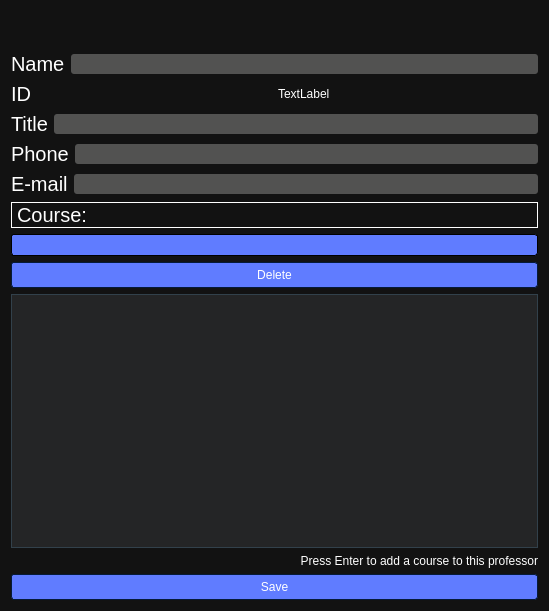
Qt form CodeBrains project/ProfessorEditPage.ui (omarnasser0/CodeBrains---Last) before a commit.
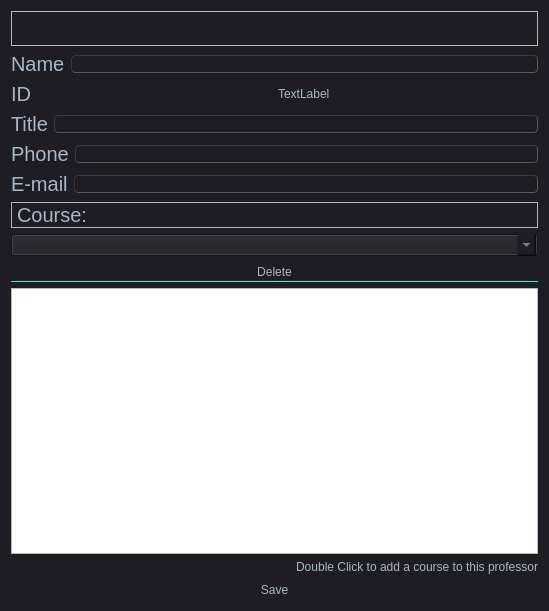
The same form after that commit. Icons and pictures are not drawn.

```diff
--- a/CodeBrains project/ProfessorEditPage.ui
+++ b/CodeBrains project/ProfessorEditPage.ui
@@ -14,1171 +14,395 @@
    <string>Dialog</string>
   </property>
   <property name="styleSheet">
-   <string notr="true">/*-----QWidget-----*/
-QWidget
-{
-	background-color: #121212;
-	color: #ffffff;
-	border-color: #051a39;
-
+   <string notr="true">/*
+Material Dark Style Sheet for QT Applications
+Author: Jaime A. Quiroga P.
+Inspired on https://github.com/jxfwinter/qt-material-stylesheet
+Company: GTRONICK
+Last updated: 04/12/2018, 15:00.
+Available at: https://github.com/GTRONICK/QSS/blob/master/MaterialDark.qss
+*/
+QMainWindow {
+	background-color:#1e1d23;
 }
-
-
-/*-----QLabel-----*/
-QLabel
-{
-	background-color: transparent;
-	color: #ffffff;
-
+QDialog {
+	background-color:#1e1d23;
 }
-
-
-QLabel::disabled
-{
-	background-color: transparent;
-	color: #656565;
-
+QColorDialog {
+	background-color:#1e1d23;
 }
-
-
-/*-----QMenuBar-----*/
-QMenuBar
-{
-	background-color: #0a0a0a;
-	color: #ffffff;
-	border-color: #051a39;
-
+QTextEdit {
+	background-color:#1e1d23;
+	color: #a9b7c6;
 }
-
-
-QMenuBar::disabled
-{
-	background-color: #404040;
-	color: #656565;
-	border-color: #051a39;
-
-}
-
-
-QMenuBar::item
-{
-    background-color: transparent;
-
-}
-
-
-QMenuBar::item:selected
-{
-    background-color: #607cff;
-    border: 1px solid #41cd52;
-
-}
-
-
-QMenuBar::item:pressed
-{
-    background-color: #4969ff;
-    border: 1px solid #000;
-    margin-bottom: -1px;
-    padding-bottom: 1px;
-
-}
-
-
-/*-----QMenu-----*/
-QMenu
-{
-    background-color: #121212;
-    border: 1px solid;
-    color: #ffffff;
-
-}
-
-
-QMenu::separator
-{
-    height: 1px;
-    background-color: #6d8eff;
-    color: #ffffff;
-    padding-left: 4px;
-    margin-left: 10px;
-    margin-right: 5px;
-
-}
-
-
-QMenu::item
-{
-    min-width : 150px;
-    padding: 3px 20px 3px 20px;
-
-}
-
-
-QMenu::item:selected
-{
-    background-color: #4969ff;
-    color: #ffffff;
-
-}
-
-
-QMenu::item:disabled
-{
-    color: #262626;
-}
-
-
-/*-----QToolTip-----*/
-QToolTip
-{
-	border : 1px solid #000000;
-	background-color: #26264f;
-	color: #ffffff;
-	border-color: #051a39;
-
-}
-
-
-/*-----QPushButton-----*/
-QPushButton
-{
-	background-color: #607cff;
-	color: #ffffff;
+QPlainTextEdit {
+	selection-background-color:#007b50;
+	background-color:#1e1d23;
 	border-style: solid;
+	border-top-color: transparent;
+	border-right-color: transparent;
+	border-left-color: transparent;
+	border-bottom-color: transparent;
 	border-width: 1px;
-	border-radius: 3px;
-	border-color: #051a39;
-	padding: 5px;
-
+	color: #a9b7c6;
 }
-
-
-QPushButton::disabled
-{
-	background-color: #404040;
-	color: #656565;
-	border-color: #051a39;
-
-}
-
-
-QPushButton::hover
-{
-	background-color: #8399ff;
-	color: #ffffff;
+QPushButton{
 	border-style: solid;
+	border-top-color: transparent;
+	border-right-color: transparent;
+	border-left-color: transparent;
+	border-bottom-color: transparent;
 	border-width: 1px;
-	border-radius: 3px;
-	border-color: #051a39;
-	padding: 5px;
-
-}
-
-
-QPushButton::pressed
-{
-	background-color: #4969ff;
-	color: #ffffff;
 	border-style: solid;
-	border-width: 1px;
-	border-radius: 3px;
-	border-color: #051a39;
-	padding: 5px;
-
+	color: #a9b7c6;
+	padding: 2px;
+	background-color: #1e1d23;
 }
-
-
-/*-----QToolButton-----*/
-QToolButton
-{
-	background-color: #607cff;
-	color: #ffffff;
+QPushButton::default{
+	border-style: inset;
+	border-top-color: transparent;
+	border-right-color: transparent;
+	border-left-color: transparent;
+	border-bottom-color: #04b97f;
 	border-width: 1px;
-	border-radius: 3px;
-	border-color: #051a39;
-	padding: 3px;
-
+	color: #a9b7c6;
+	padding: 2px;
+	background-color: #1e1d23;
 }
-
-
-QToolButton::disabled
-{
-	background-color: #404040;
-	color: #656565;
-	border-color: #051a39;
-
+QToolButton {
+	border-style: solid;
+	border-top-color: transparent;
+	border-right-color: transparent;
+	border-left-color: transparent;
+	border-bottom-color: #04b97f;
+	border-bottom-width: 1px;
+	border-style: solid;
+	color: #a9b7c6;
+	padding: 2px;
+	background-color: #1e1d23;
 }
-
-
-QToolButton::hover
-{
-	background-color: #8399ff;
-	color: #ffffff;
-	border-width: 1px;
-	border-radius: 3px;
-	border-color: #051a39;
-	padding: 3px;
-
+QToolButton:hover{
+	border-style: solid;
+	border-top-color: transparent;
+	border-right-color: transparent;
+	border-left-color: transparent;
+	border-bottom-color: #37efba;
+	border-bottom-width: 2px;
+	border-style: solid;
+	color: #FFFFFF;
+	padding-bottom: 1px;
+	background-color: #1e1d23;
 }
-
-
-QToolButton::pressed
-{
-	background-color: #4969ff;
-	color: #ffffff;
-	border-width: 1px;
-	border-radius: 3px;
-	border-color: #051a39;
-	padding: 3px;
-
+QPushButton:hover{
+	border-style: solid;
+	border-top-color: transparent;
+	border-right-color: transparent;
+	border-left-color: transparent;
+	border-bottom-color: #37efba;
+	border-bottom-width: 1px;
+	border-style: solid;
+	color: #FFFFFF;
+	padding-bottom: 2px;
+	background-color: #1e1d23;
 }
-
-
-/*-----QComboBox-----*/
-QComboBox
-{
-    background-color: #607cff;
-    border: 1px solid;
-    border-radius: 3px;
-    padding-left: 6px;
-    color: #ffffff;
-    height: 20px;
-
+QPushButton:pressed{
+	border-style: solid;
+	border-top-color: transparent;
+	border-right-color: transparent;
+	border-left-color: transparent;
+	border-bottom-color: #37efba;
+	border-bottom-width: 2px;
+	border-style: solid;
+	color: #37efba;
+	padding-bottom: 1px;
+	background-color: #1e1d23;
 }
-
-
-QComboBox::disabled
-{
-	background-color: #404040;
-	color: #656565;
-	border-color: #051a39;
-
+QPushButton:disabled{
+	border-style: solid;
+	border-top-color: transparent;
+	border-right-color: transparent;
+	border-left-color: transparent;
+	border-bottom-color: #808086;
+	border-bottom-width: 2px;
+	border-style: solid;
+	color: #808086;
+	padding-bottom: 1px;
+	background-color: #1e1d23;
 }
-
-
-QComboBox:hover
-{
-    background-color: #8399ff;
-
+QLineEdit {
+	border-width: 1px; border-radius: 4px;
+	border-color: rgb(58, 58, 58);
+	border-style: inset;
+	padding: 0 8px;
+	color: #a9b7c6;
+	background:#1e1d23;
+	selection-background-color:#007b50;
+	selection-color: #FFFFFF;
 }
-
-
-QComboBox:on
-{
-    background-color: #4969ff;
-
+QLabel {
+	color: #a9b7c6;
 }
-
-
-QComboBox QAbstractItemView
-{
-    background-color: #383838;
-    color: #ffffff;
-    border: 1px solid black;
-    selection-background-color: #4969ff;
-    selection-color: #ffffff;
-    outline: 0;
-
+QLCDNumber {
+	color: #37e6b4;
 }
-
-
-QComboBox::drop-down
-{
-    subcontrol-origin: padding;
-    subcontrol-position: top right;
-    width: 15px;
-    border-left-width: 0px;
-    border-left-color: darkgray;
-    border-left-style: solid; 
-    border-top-right-radius: 3px; 
-    border-bottom-right-radius: 3px;
-
+QProgressBar {
+	text-align: center;
+	color: rgb(240, 240, 240);
+	border-width: 1px; 
+	border-radius: 10px;
+	border-color: rgb(58, 58, 58);
+	border-style: inset;
+	background-color:#1e1d23;
 }
-
-
-QComboBox::down-arrow
-{
-    image: url(://arrow-down.png);
-    width: 8px;
-    height: 8px;
+QProgressBar::chunk {
+	background-color: #04b97f;
+	border-radius: 5px;
 }
-
-
-/*-----QSpinBox &amp; QDoubleSpinBox &amp; QDateTimeEdit-----*/
-QSpinBox, 
-QDoubleSpinBox,
-QDateTimeEdit
-{
-	background-color: #525251;
-	color: #ffffff;
-	border: 1px solid #051a39;
-	border-radius: 3px;
-	padding : 2px;
-
+QMenuBar {
+	background-color: #1e1d23;
 }
-
-
-QSpinBox::disabled, 
-QDoubleSpinBox::disabled,
-QDateTimeEdit::disabled
-{
-	background-color: #404040;
-	color: #656565;
-	border-color: #051a39;
-
+QMenuBar::item {
+	color: #a9b7c6;
+  	spacing: 3px;
+  	padding: 1px 4px;
+  	background: #1e1d23;
 }
 
-
-QSpinBox:hover, 
-QDoubleSpinBox::hover,
-QDateTimeEdit::hover
-{
-    background-color: #626262;
-    border: 1px solid #607cff;
-    color:  #fff;
-    padding: 2px
-
+QMenuBar::item:selected {
+  	background:#1e1d23;
+	color: #FFFFFF;
 }
-
-
-QSpinBox::up-button, QSpinBox::down-button,
-QDoubleSpinBox::up-button, QDoubleSpinBox::down-button,
-QDateTimeEdit::up-button, QDateTimeEdit::down-button
-{
-    background-color: #607cff;
-	border-radius: 2px;
-
+QMenu::item:selected {
+	border-style: solid;
+	border-top-color: transparent;
+	border-right-color: transparent;
+	border-left-color: #04b97f;
+	border-bottom-color: transparent;
+	border-left-width: 2px;
+	color: #FFFFFF;
+	padding-left:15px;
+	padding-top:4px;
+	padding-bottom:4px;
+	padding-right:7px;
+	background-color: #1e1d23;
 }
-
-
-QSpinBox::disabled, 
-QDoubleSpinBox::disabled,
-QDateTimeEdit::disabled
-{
-	background-color: #404040;
-	color: #656565;
-	border-color: #051a39;
-
+QMenu::item {
+	border-style: solid;
+	border-top-color: transparent;
+	border-right-color: transparent;
+	border-left-color: transparent;
+	border-bottom-color: transparent;
+	border-bottom-width: 1px;
+	border-style: solid;
+	color: #a9b7c6;
+	padding-left:17px;
+	padding-top:4px;
+	padding-bottom:4px;
+	padding-right:7px;
+	background-color: #1e1d23;
 }
-
-
-QSpinBox::up-button:hover, QSpinBox::down-button:hover,
-QDoubleSpinBox::up-button:hover, QDoubleSpinBox::down-button:hover,
-QDateTimeEdit::up-button:hover, QDateTimeEdit::down-button:hover
-{
-    background-color: #8399ff;
-    border: 1px solid #8399ff;
-
+QMenu{
+	background-color:#1e1d23;
 }
-
-
-QSpinBox::up-button:disabled, QSpinBox::down-button:disabled,
-QDoubleSpinBox::up-button:disabled, QDoubleSpinBox::down-button:disabled,
-QDateTimeEdit::up-button:disabled, QDateTimeEdit::down-button:disabled
-{
-	background-color: #404040;
-	color: #656565;
-	border-color: #051a39;
-
+QTabWidget {
+	color:rgb(0,0,0);
+	background-color:#1e1d23;
 }
-
-
-QSpinBox::up-button:pressed, QSpinBox::down-button:pressed,
-QDoubleSpinBox::up-button:pressed, QDoubleSpinBox::down-button::pressed,
-QDateTimeEdit::up-button:pressed, QDateTimeEdit::down-button::pressed
-{
-    background-color: #4969ff;
-    border: 1px solid #4969ff;
-
+QTabWidget::pane {
+		border-color: rgb(77,77,77);
+		background-color:#1e1d23;
+		border-style: solid;
+		border-width: 1px;
+    	border-radius: 6px;
 }
-
-
-QSpinBox::down-arrow,
-QDoubleSpinBox::down-arrow,
-QDateTimeEdit::down-arrow
-{
-    image: url(://arrow-down.png);
-    width: 7px;
-
+QTabBar::tab {
+	border-style: solid;
+	border-top-color: transparent;
+	border-right-color: transparent;
+	border-left-color: transparent;
+	border-bottom-color: transparent;
+	border-bottom-width: 1px;
+	border-style: solid;
+	color: #808086;
+	padding: 3px;
+	margin-left:3px;
+	background-color: #1e1d23;
 }
-
-
-QSpinBox::up-arrow,
-QDoubleSpinBox::up-arrow,
-QDateTimeEdit::up-arrow
-{
-    image: url(://arrow-up.png);
-    width: 7px;
-
+QTabBar::tab:selected, QTabBar::tab:last:selected, QTabBar::tab:hover {
+  	border-style: solid;
+	border-top-color: transparent;
+	border-right-color: transparent;
+	border-left-color: transparent;
+	border-bottom-color: #04b97f;
+	border-bottom-width: 2px;
+	border-style: solid;
+	color: #FFFFFF;
+	padding-left: 3px;
+	padding-bottom: 2px;
+	margin-left:3px;
+	background-color: #1e1d23;
 }
 
-
-/*-----QLineEdit-----*/
-QLineEdit
-{
-	background-color: #525251;
-	color: #ffffff;
-	border-width: 1px;
-	border-radius: 3px;
-	border-color: #051a39;
+QCheckBox {
+	color: #a9b7c6;
 	padding: 2px;
-
 }
-
-
-QLineEdit::disabled
-{
-	background-color: #404040;
-	color: #656565;
-	border-width: 1px;
-	border-radius: 3px;
-	border-color: #051a39;
+QCheckBox:disabled {
+	color: #808086;
 	padding: 2px;
-
 }
 
-
-/*-----QTextEdit-----*/
-QTextEdit
-{
-	background-color: #ffffff;
-	color: #010201;
-	border-color: #051a39;
-
+QCheckBox:hover {
+	border-radius:4px;
+	border-style:solid;
+	padding-left: 1px;
+	padding-right: 1px;
+	padding-bottom: 1px;
+	padding-top: 1px;
+	border-width:1px;
+	border-color: rgb(87, 97, 106);
+	background-color:#1e1d23;
 }
+QCheckBox::indicator:checked {
 
-
-QTextEdit::disabled
-{
-	background-color: #404040;
-	color: #656565;
-	border-color: #051a39;
-
+	height: 10px;
+	width: 10px;
+	border-style:solid;
+	border-width: 1px;
+	border-color: #04b97f;
+	color: #a9b7c6;
+	background-color: #04b97f;
 }
+QCheckBox::indicator:unchecked {
 
-
-/*-----QGroupBox-----*/
-QGroupBox 
-{
-    border: 1px solid;
-    border-color: #607cff;
-    margin-top: 22px;
-
+	height: 10px;
+	width: 10px;
+	border-style:solid;
+	border-width: 1px;
+	border-color: #04b97f;
+	color: #a9b7c6;
+	background-color: transparent;
 }
-
-
-QGroupBox::title  
-{
-    background-color: #607cff;
-    color: #ffffff;
-    subcontrol-origin: margin;
-    subcontrol-position: top left;
-    padding: 5px;
-	border-top-left-radius: 3px;
-	border-top-right-radius: 3px;
-
+QRadioButton {
+	color: #a9b7c6;
+	background-color: #1e1d23;
+	padding: 1px;
 }
-
-
-QGroupBox::title::disabled
-{
-	background-color: #404040;
-	color: #656565;
-    subcontrol-origin: margin;
-    subcontrol-position: top left;
-    padding: 5px;
-	border-top-left-radius: 3px;
-	border-top-right-radius: 3px;
-
-}
-
-
-/*-----QCheckBox-----*/
-QCheckBox::indicator
-{
-    color: #b1b1b1;
-    background-color: #323232;
-    border: 1px solid #b1b1b1;
-    width: 12px;
-    height: 12px;
-
-}
-
-
-QCheckBox::indicator:checked
-{
-    image:url(://checkbox.png);
-    border: 1px solid #607cff;
-
-}
-
-
-QCheckBox::indicator:unchecked:hover
-{
-    border: 1px solid #607cff;
-
-}
-
-
-QCheckBox::disabled
-{
-	color: #656565;
-
-}
-
-
-QCheckBox::indicator:disabled
-{
-	background-color: #656565;
-	color: #656565;
-    border: 1px solid #656565;
-
-}
-
-
-/*-----QRadioButton-----*/
-QRadioButton::indicator::unchecked
-{ 
-	border: 2px inset gray; 
-	border-radius: 5px; 
-	background-color:  #fff;
-	width: 9px; 
-	height: 9px; 
-
-}
-
-
-QRadioButton::indicator::unchecked:hover
-{ 
-	border: 2px solid #607cff; 
-	border-radius: 5px; 
-	background-color:  #fff;
-	width: 9px; 
-	height: 9px; 
-
-}
-
-
-QRadioButton::indicator::checked
-{ 
-	border: 2px inset darkgray; 
-	border-radius: 5px; 
-	background-color: #4969ff; 
-	width: 9px; 
-	height: 9px; 
-
-}
-
-
-QRadioButton::disabled
-{
-	color: #656565;
-
-}
-
-
-QRadioButton::indicator:disabled
-{
-	background-color: #656565;
-	color: #656565;
-    border: 2px solid #656565;
-
-}
-
-
-/*-----QTableView &amp; QTableWidget-----*/
-QTableView
-{
-    background-color: #242526;
-    border: 1px solid #32414B;
-    color: #f0f0f0;
-    gridline-color: #8faaff;
-    outline : 0;
-
-}
-
-
-QTableView::disabled
-{
-    background-color: #242526;
-    border: 1px solid #32414B;
-    color: #656565;
-    gridline-color: #656565;
-    outline : 0;
-
-}
-
-
-QTableView::item:hover 
-{
-    background-color: #26264f;
-    color: #f0f0f0;
-
-}
-
-
-QTableView::item:selected 
-{
-    background-color: #1a1b1c;
-    border: 2px solid #4969ff;
-    color: #F0F0F0;
-
-}
-
-
-QTableView::item:selected:disabled
-{
-    background-color: #1a1b1c;
-    border: 2px solid #525251;
-    color: #656565;
-
-}
-
-
-QTableCornerButton::section
-{
-    background-color: #505050;
-    color: #fff;
-
-}
-
-
-QHeaderView::section
-{
-    background-color: #525251;
-    color: #fff;
-    text-align: left;
-	padding: 4px;
-	
-}
-
-
-QHeaderView::section:disabled
-{
-    background-color: #525251;
-    color: #656565;
-
-}
-
-
-QHeaderView::section:checked
-{
-    color: #fff;
-    background-color: #4969ff;
-
-}
-
-
-QHeaderView::section:checked:disabled
-{
-    color: #656565;
-    background-color: #525251;
-
-}
-
-
-QHeaderView::section::vertical::first,
-QHeaderView::section::vertical::only-one
-{
-    border-top: 1px solid #353635;
-
-}
-
-
-QHeaderView::section::vertical
-{
-    border-top: 1px solid #353635;
-
-}
-
-
-QHeaderView::section::horizontal::first,
-QHeaderView::section::horizontal::only-one
-{
-    border-left: 1px solid #353635;
-
-}
-
-
-QHeaderView::section::horizontal
-{
-    border-left: 1px solid #353635;
-
-}
-
-
-/*-----QTabWidget-----*/
-QTabBar::tab
-{
-	background-color: #262626;
-	color: #ffffff;
-	border-style: solid;
+QRadioButton::indicator:checked {
+	height: 10px;
+	width: 10px;
+	border-style:solid;
+	border-radius:5px;
 	border-width: 1px;
-	border-top-left-radius: 3px;
-	border-top-right-radius: 3px;
-	border-color: #051a39;
-	padding: 5px;
-
+	border-color: #04b97f;
+	color: #a9b7c6;
+	background-color: #04b97f;
 }
-
-
-QTabBar::tab:disabled
-{
-	background-color: #656565;
-	color: #656565;
-
-}
-
-
-QTabWidget::pane 
-{
-	background-color: #262626;
-	color: #ffffff;
-    border: 1px solid;
-    border-color: #607cff;
-
-}
-
-
-QTabBar::tab:selected
-{
-    background-color: #607cff;
-	color: #ffffff;
-	border-style: solid;
+QRadioButton::indicator:!checked {
+	height: 10px;
+	width: 10px;
+	border-style:solid;
+	border-radius:5px;
 	border-width: 1px;
-	border-top-left-radius: 3px;
-	border-top-right-radius: 3px;
-	border-color: #051a39;
-	padding: 5px;
-
+	border-color: #04b97f;
+	color: #a9b7c6;
+	background-color: transparent;
 }
-
-
-QTabBar::tab:selected:disabled
-{
-	background-color: #404040;
-	color: #656565;
-
+QStatusBar {
+	color:#027f7f;
 }
-
-
-QTabBar::tab:!selected 
-{
-    background-color: #262626;
-
+QSpinBox {
+	color: #a9b7c6;	
+	background-color: #1e1d23;
 }
-
-
-QTabBar::tab:!selected:hover 
-{
-    background-color: #8399ff;
-
+QDoubleSpinBox {
+	color: #a9b7c6;	
+	background-color: #1e1d23;
 }
-
-
-QTabBar::tab:top:!selected 
-{
-    margin-top: 3px;
-
+QTimeEdit {
+	color: #a9b7c6;	
+	background-color: #1e1d23;
 }
-
-
-QTabBar::tab:bottom:!selected 
-{
-    margin-bottom: 3px;
-
+QDateTimeEdit {
+	color: #a9b7c6;	
+	background-color: #1e1d23;
 }
-
-
-QTabBar::tab:top, QTabBar::tab:bottom 
-{
-    min-width: 8ex;
-    margin-right: -1px;
-    padding: 5px 10px 5px 10px;
-
+QDateEdit {
+	color: #a9b7c6;	
+	background-color: #1e1d23;
 }
-
-
-QTabBar::tab:top:selected 
-{
-    border-bottom-color: none;
-
+QComboBox {
+	color: #a9b7c6;	
+	background: #1e1d23;
 }
-
-
-QTabBar::tab:bottom:selected 
-{
-    border-top-color: none;
-
+QComboBox:editable {
+	background: #1e1d23;
+	color: #a9b7c6;
+	selection-background-color: #1e1d23;
 }
-
-
-QTabBar::tab:top:last, QTabBar::tab:bottom:last,
-QTabBar::tab:top:only-one, QTabBar::tab:bottom:only-one 
-{
-    margin-right: 0;
-
+QComboBox QAbstractItemView {
+	color: #a9b7c6;	
+	background: #1e1d23;
+	selection-color: #FFFFFF;
+	selection-background-color: #1e1d23;
 }
-
-
-QTabBar::tab:left:!selected 
-{
-    margin-right: 3px;
-
+QComboBox:!editable:on, QComboBox::drop-down:editable:on {
+	color: #a9b7c6;	
+	background: #1e1d23;
 }
-
-
-QTabBar::tab:right:!selected
-{
-    margin-left: 3px;
-
+QFontComboBox {
+	color: #a9b7c6;	
+	background-color: #1e1d23;
 }
-
-
-QTabBar::tab:left, QTabBar::tab:right 
-{
-    min-height: 8ex;
-    margin-bottom: -1px;
-    padding: 10px 5px 10px 5px;
-
+QToolBox {
+	color: #a9b7c6;
+	background-color: #1e1d23;
 }
-
-
-QTabBar::tab:left:selected 
-{
-    border-left-color: none;
-
+QToolBox::tab {
+	color: #a9b7c6;
+	background-color: #1e1d23;
 }
-
-
-QTabBar::tab:right:selected 
-{
-    border-right-color: none;
-
+QToolBox::tab:selected {
+	color: #FFFFFF;
+	background-color: #1e1d23;
 }
-
-
-QTabBar::tab:left:last, QTabBar::tab:right:last,
-QTabBar::tab:left:only-one, QTabBar::tab:right:only-one 
-{
-    margin-bottom: 0;
-
+QScrollArea {
+	color: #FFFFFF;
+	background-color: #1e1d23;
 }
-
-
-/*-----QSlider-----*/
-QSlider::groove:horizontal 
-{
-	background-color: transparent;
+QSlider::groove:horizontal {
 	height: 5px;
-
+	background: #04b97f;
 }
-
-
-QSlider::sub-page:horizontal 
-{
-	background-color: #607cff;
-
-}
-
-
-QSlider::add-page:horizontal 
-{
-	background-color: #666765;
-
-}
-
-
-QSlider::handle:horizontal 
-{
-	background-color: #607cff;
-	width: 14px;
-	margin-top: -6px;
-	margin-bottom: -6px;
-	border-radius: 3px;
-
-}
-
-
-QSlider::handle:horizontal:hover 
-{
-	background-color: #607cff;
-	border-radius: 3px;
-
-}
-
-
-QSlider::sub-page:horizontal:disabled 
-{
-	background-color: #bbb;
-	border-color: #999;
-
-}
-
-
-QSlider::add-page:horizontal:disabled 
-{
-	background-color: #eee;
-	border-color: #999;
-
-}
-
-
-QSlider::handle:horizontal:disabled 
-{
-	background-color: #eee;
-	border: 1px solid #aaa;
-	border-radius: 3px;
-
-}
-
-
-QSlider::groove:vertical 
-{
-	background-color: transparent;
+QSlider::groove:vertical {
 	width: 5px;
-
+	background: #04b97f;
 }
-
-
-QSlider::sub-page:vertical 
-{
-	background-color: #607cff;
-
+QSlider::handle:horizontal {
+	background: qlineargradient(x1:0, y1:0, x2:1, y2:1, stop:0 #b4b4b4, stop:1 #8f8f8f);
+	border: 1px solid #5c5c5c;
+	width: 14px;
+	margin: -5px 0;
+	border-radius: 7px;
 }
-
-
-QSlider::add-page:vertical 
-{
-	background-color: #666765;
-
-}
-
-
-QSlider::handle:vertical 
-{
-	background-color: #607cff;
+QSlider::handle:vertical {
+	background: qlineargradient(x1:1, y1:1, x2:0, y2:0, stop:0 #b4b4b4, stop:1 #8f8f8f);
+	border: 1px solid #5c5c5c;
 	height: 14px;
-	margin-left: -6px;
-	margin-right: -6px;
-	border-radius: 3px;
-
+	margin: 0 -5px;
+	border-radius: 7px;
 }
-
-
-QSlider::handle:vertical:hover 
-{
-	background-color: #607cff;
-	border-radius: 3px;
-
+QSlider::add-page:horizontal {
+    background: white;
 }
-
-
-QSlider::sub-page:vertical:disabled 
-{
-	background-color: #bbb;
-	border-color: #999;
-
+QSlider::add-page:vertical {
+    background: white;
 }
-
-
-QSlider::add-page:vertical:disabled 
-{
-	background-color: #eee;
-	border-color: #999;
-
+QSlider::sub-page:horizontal {
+    background: #04b97f;
 }
-
-
-QSlider::handle:vertical:disabled 
-{
-	background-color: #eee;
-	border: 1px solid #aaa;
-	border-radius: 3px;
-
-}
-
-
-/*-----QDial-----*/
-QDial
-{
-	background-color: #607cff;
-
-}
-
-
-QDial::disabled
-{
-	background-color: #404040;
-
-}
-
-
-/*-----QScrollBar-----*/
-QScrollBar:horizontal
-{
-    border: 1px solid #222222;
-    background-color: #3d3d3d;
-    height: 13px;
-    margin: 0px 16px 0 16px;
-
-}
-
-
-QScrollBar::handle:horizontal
-{
-    background: #607cff;
-    min-height: 20px;
-
-}
-
-
-QScrollBar::add-line:horizontal
-{
-    border: 1px solid #1b1b19;
-    background-color: #607cff;
-    width: 14px;
-    subcontrol-position: right;
-    subcontrol-origin: margin;
-
-}
-
-
-QScrollBar::sub-line:horizontal
-{
-    border: 1px solid #1b1b19;
-    background-color: #607cff;
-    width: 14px;
-    subcontrol-position: left;
-    subcontrol-origin: margin;
-
-}
-
-
-QScrollBar::right-arrow:horizontal
-{
-    image: url(://arrow-right.png);
-    width: 6px;
-    height: 6px;
-
-}
-
-
-QScrollBar::left-arrow:horizontal
-{
-    image: url(://arrow-left.png);
-    width: 6px;
-    height: 6px;
-
-}
-
-
-QScrollBar::add-page:horizontal, QScrollBar::sub-page:horizontal
-{
-    background: none;
-
-}
-
-
-QScrollBar:vertical
-{
-    background-color: #3d3d3d;
-    width: 13px;
-    margin: 16px 0 16px 0;
-    border: 1px solid #222222;
-
-}
-
-
-QScrollBar::handle:vertical
-{
-    background-color: #607cff;
-    min-height: 20px;
-
-}
-
-
-QScrollBar::add-line:vertical
-{
-    border: 1px solid #1b1b19;
-    background-color: #607cff;
-    height: 14px;
-    subcontrol-position: bottom;
-    subcontrol-origin: margin;
-
-}
-
-
-QScrollBar::sub-line:vertical
-{
-    border: 1px solid #1b1b19;
-    background-color: #607cff;
-    height: 14px;
-    subcontrol-position: top;
-    subcontrol-origin: margin;
-
-}
-
-
-QScrollBar::up-arrow:vertical
-{
-    image: url(://arrow-up.png);
-    width: 6px;
-    height: 6px;
-
-}
-
-
-QScrollBar::down-arrow:vertical
-{
-    image: url(://arrow-down.png);
-    width: 6px;
-    height: 6px;
-
-}
-
-
-QScrollBar::add-page:vertical, QScrollBar::sub-page:vertical
-{
-    background: none;
-
-}
-
-
-/*-----QProgressBar-----*/
-QProgressBar
-{
-	background-color: #383838;
-	color: #ffffff;
-	border: 1px solid #607cff;
-	border-radius: 3px;
-	text-align: center;
-
-}
-
-
-QProgressBar::chunk {
-	background-color: #607cff;
-	color: #fff;
-
-}
-
-
-QProgressBar::chunk:disabled {
-	background-color: #656565;
-	border: 1px solid #aaa;
-	color: #656565;
-}
-
-
-/*-----QStatusBar-----*/
-QStatusBar
-{
-	background-color: #0a0a0a;
-	color: #ffffff;
-	border-color: #051a39;
-
+QSlider::sub-page:vertical {
+    background: #04b97f;
 }</string>
   </property>
   <layout class="QVBoxLayout" name="verticalLayout">
@@ -1351,7 +575,7 @@
      <item>
       <widget class="QLabel" name="label">
        <property name="text">
-        <string>Press Enter to add a course to this professor</string>
+        <string>Double Click to add a course to this professor</string>
        </property>
        <property name="alignment">
         <set>Qt::AlignRight|Qt::AlignTrailing|Qt::AlignVCenter</set>
```
